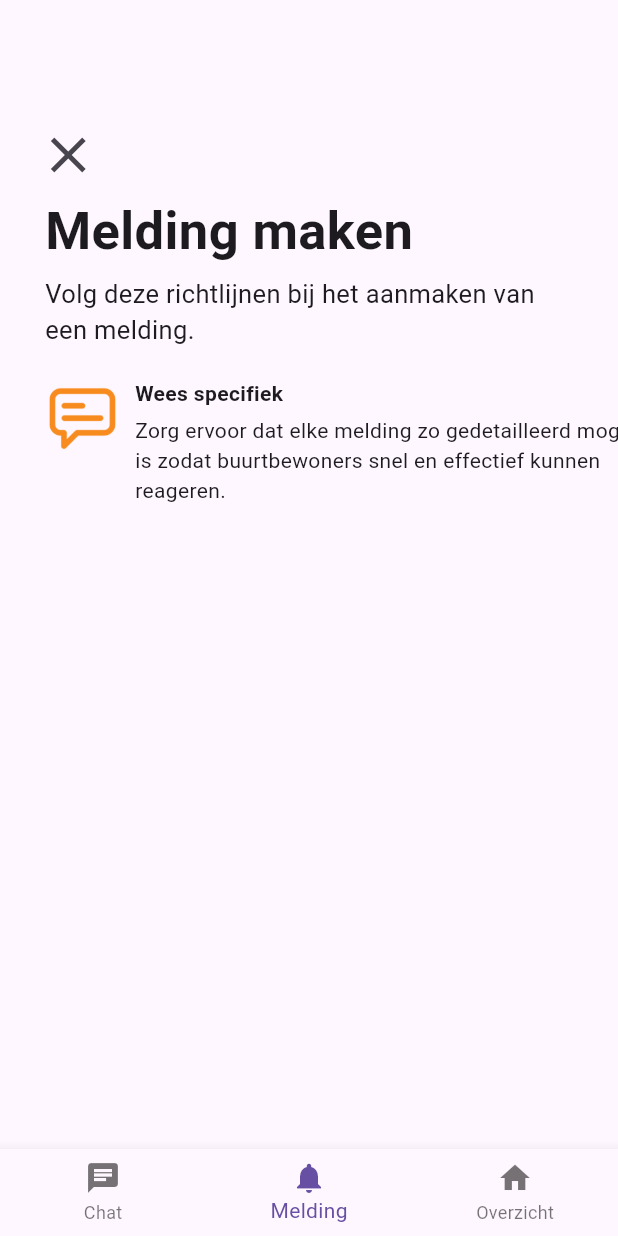
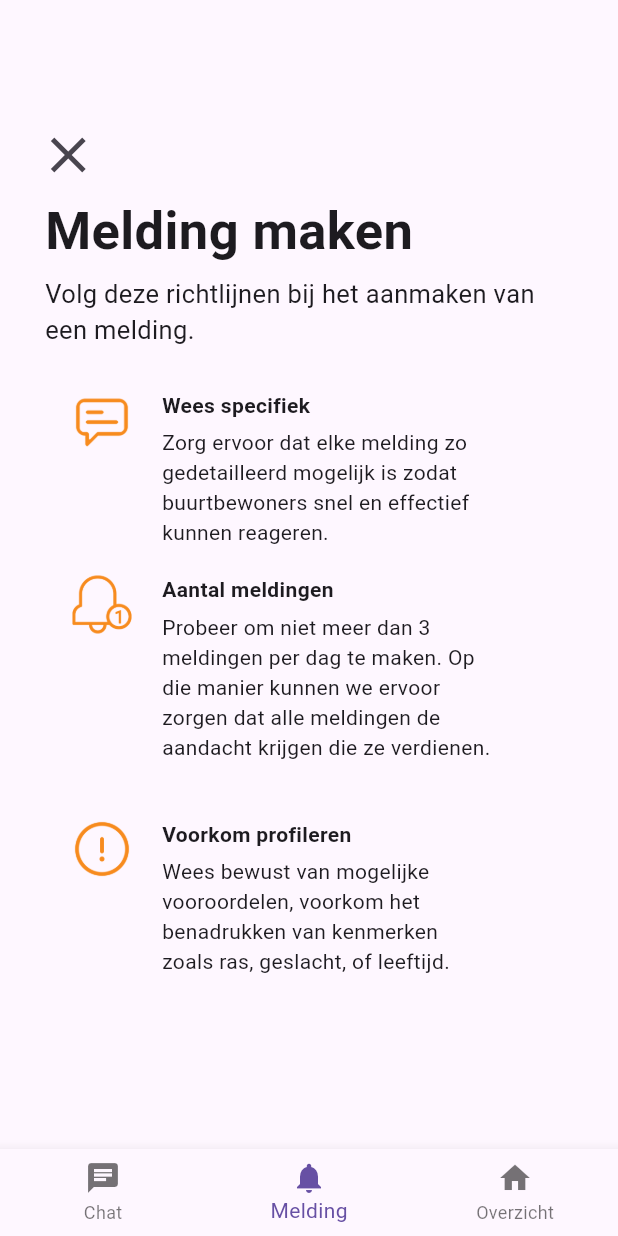
Before and after one commit to brentvanmalsen/safespot, a Flutter app: the screen it shows after launch, item 2 of the bottom bar chosen, on a phone screen of 412 x 824 dp. Run offline on Flutter 3.47's test engine with Material 3 defaults, Android fonts, the phone set to English and light mode, and no system bars; network calls fail.

Commit message:
Richtlijnen iconen en teksten gemaakt

```diff
--- a/lib/melding.dart
+++ b/lib/melding.dart
@@ -37,7 +37,6 @@ class MeldingPage extends StatelessWidget {
                   // Breedte van de tekstcontainer ingesteld op scherm breedte - 60 (30 aan beide zijden)
                   child: const Text(
                     'Volg deze richtlijnen bij het aanmaken van een melding.',
-
                     style: TextStyle(
                       fontSize: 17,
                       fontFamily: 'Roboto',
@@ -50,17 +49,27 @@ class MeldingPage extends StatelessWidget {
                 Row(
                   crossAxisAlignment: CrossAxisAlignment.start,
                   children: [
-                    Image.asset(
+                    Padding(
+                      padding: const EdgeInsets.only(
+                          top: 8.0,
+                          left: 18.0,
+                          right: 10.0,
+                          bottom: 75.0), // Padding toegevoegd
+                      child: Image.asset(
                         'assets/images/weesspecifiek.png',
-                      height: 50,
-                      width: 50,
+                        height: 40,
+                        width: 40,
+                      ),
                     ),
                     const SizedBox(
                         width: 10), // Ruimte tussen afbeelding en tekst
                     Column(
                       crossAxisAlignment: CrossAxisAlignment.start,
                       children: [
-                        const Text(
+                        const Padding(
+                          padding:
+                              EdgeInsets.only(top: 8.0), // Padding toegevoegd
+                          child: Text(
                             'Wees specifiek',
                             style: TextStyle(
                               fontSize: 14,
@@ -68,13 +77,112 @@ class MeldingPage extends StatelessWidget {
                               fontFamily: 'Roboto',
                             ),
                           ),
+                        ),
                         const SizedBox(
                             height: 5), // Extra ruimte tussen de tekstregels
                         Container(
-                          width: MediaQuery.of(context).size.width -
-                              60, // Breedte aangepast naar scherm breedte - 60 (30 aan beide zijden)
+                          width:
+                              220, // Breedte aangepast naar scherm breedte - 60 (30 aan beide zijden)
                           child: const Text(
                             'Zorg ervoor dat elke melding zo gedetailleerd mogelijk is zodat buurtbewoners snel en effectief kunnen reageren.',
+                            style: TextStyle(
+                              fontSize: 14,
+                              fontFamily: 'Roboto',
+                            ),
+                          ),
+                        ),
+                      ],
+                    ),
+                  ],
+                ),
+                Row(
+                  crossAxisAlignment: CrossAxisAlignment.start,
+                  children: [
+                    Padding(
+                      padding: const EdgeInsets.only(
+                          top: 8.0,
+                          left: 18.0,
+                          right: 10.0,
+                          bottom: 115.0), // Padding toegevoegd
+                      child: Image.asset(
+                        'assets/images/aantalmeldingen.png',
+                        height: 40,
+                        width: 40,
+                      ),
+                    ),
+                    const SizedBox(
+                        width: 10), // Ruimte tussen afbeelding en tekst
+                    Column(
+                      crossAxisAlignment: CrossAxisAlignment.start,
+                      children: [
+                        const Padding(
+                          padding:
+                              EdgeInsets.only(top: 8.0), // Padding toegevoegd
+                          child: Text(
+                            'Aantal meldingen',
+                            style: TextStyle(
+                              fontSize: 14,
+                              fontWeight: FontWeight.bold,
+                              fontFamily: 'Roboto',
+                            ),
+                          ),
+                        ),
+                        const SizedBox(
+                            height: 5), // Extra ruimte tussen de tekstregels
+                        Container(
+                          width:
+                              220, // Breedte aangepast naar scherm breedte - 60 (30 aan beide zijden)
+                          child: const Text(
+                            'Probeer om niet meer dan 3 meldingen per dag te maken. Op die manier kunnen we ervoor zorgen dat alle meldingen de aandacht krijgen die ze verdienen.',
+                            style: TextStyle(
+                              fontSize: 14,
+                              fontFamily: 'Roboto',
+                            ),
+                          ),
+                        ),
+                      ],
+                    ),
+                  ],
+                ),
+                Row(
+                  crossAxisAlignment: CrossAxisAlignment.start,
+                  children: [
+                    Padding(
+                      padding: const EdgeInsets.only(
+                          top: 8.0,
+                          left: 18.0,
+                          right: 10.0,
+                          bottom: 80.0), // Padding toegevoegd
+                      child: Image.asset(
+                        'assets/images/voorkomprofileren.png',
+                        height: 40,
+                        width: 40,
+                      ),
+                    ),
+                    const SizedBox(
+                        width: 10), // Ruimte tussen afbeelding en tekst
+                    Column(
+                      crossAxisAlignment: CrossAxisAlignment.start,
+                      children: [
+                        const Padding(
+                          padding:
+                              EdgeInsets.only(top: 8.0), // Padding toegevoegd
+                          child: Text(
+                            'Voorkom profileren',
+                            style: TextStyle(
+                              fontSize: 14,
+                              fontWeight: FontWeight.bold,
+                              fontFamily: 'Roboto',
+                            ),
+                          ),
+                        ),
+                        const SizedBox(
+                            height: 5), // Extra ruimte tussen de tekstregels
+                        Container(
+                          width:
+                              220, // Breedte aangepast naar scherm breedte - 60 (30 aan beide zijden)
+                          child: const Text(
+                            'Wees bewust van mogelijke vooroordelen, voorkom het benadrukken van kenmerken zoals ras, geslacht, of leeftijd.',
                             style: TextStyle(
                               fontSize: 14,
                               fontFamily: 'Roboto',
```
Also changed, not shown: assets/images/aantalmeldingen.png, assets/images/weesspecifiek.png. Lines whose indentation alone changed are shown as unchanged.
